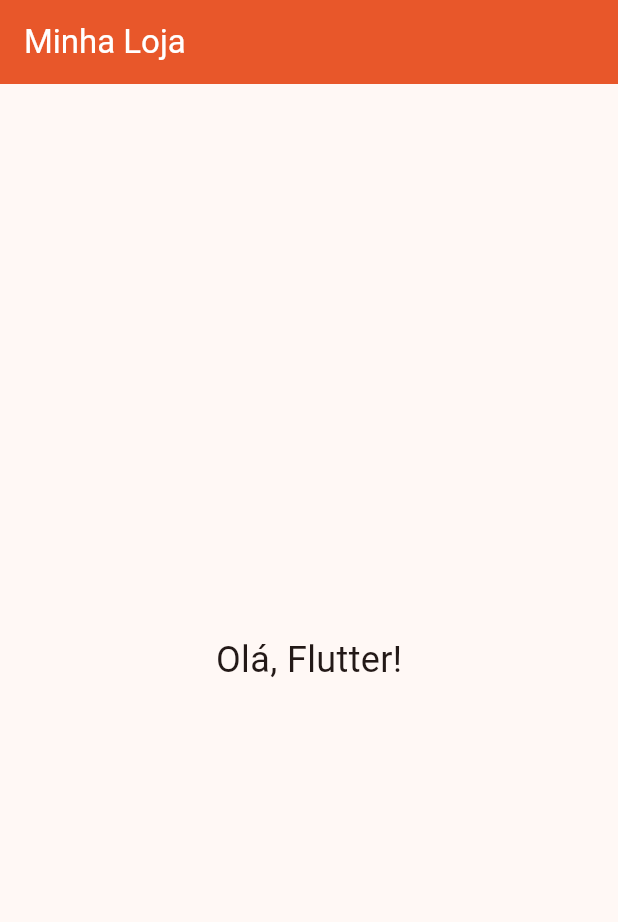
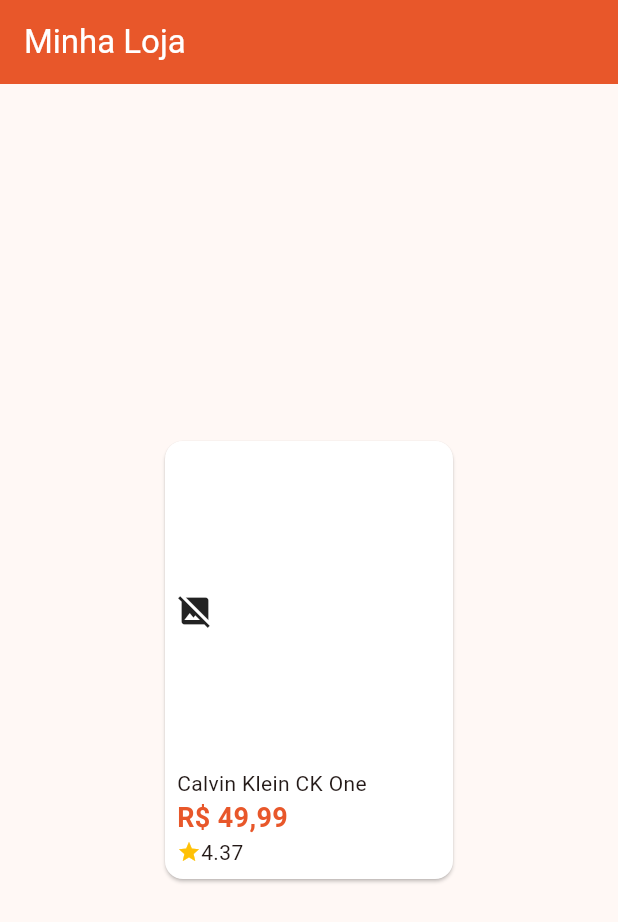
Before and after one commit to AlvaroRumpel/loja_aula_flutter, a Flutter app: the screen it shows after launch, on a phone screen of 412 x 824 dp. Shown: the top 922 px of the screen. Run offline on Flutter 3.47's test engine with Material 3 defaults, Android fonts, the phone set to English and light mode, and no system bars; network calls fail.

Commit message:
etapa 2: classe Product e card
Co-Authored-By: Claude Opus 5.5 <noreply@anthropic.com>

```diff
--- a/lib/main.dart
+++ b/lib/main.dart
@@ -1,4 +1,6 @@
 import 'package:flutter/material.dart';
+
+import 'package:loja/product_list_page.dart';
 
 void main() => runApp(const StoreApp());
 
@@ -21,14 +23,8 @@ class StoreApp extends StatelessWidget {
           foregroundColor: Colors.white,
         ),
       ),
-      home: Scaffold(
-        appBar: AppBar(title: const Text('Minha Loja')),
-        // Dica: com "flutter run", salve o arquivo e aperte "r" (hot reload)
-        // para ver a mudança na hora, sem reiniciar o app.
-        body: const Center(
-          child: Text('Olá, Flutter!', style: TextStyle(fontSize: 24)),
-        ),
-      ),
+      // A primeira tela do app.
+      home: const ProductListPage(),
     );
   }
 }
--- /dev/null
+++ b/lib/product.dart
@@ -0,0 +1,22 @@
+// Preço em reais: 9.99 vira 'R$ 9,99' (duas casas, vírgula no lugar do ponto).
+String formatPrice(double value) =>
+    'R\$ ${value.toStringAsFixed(2).replaceAll('.', ',')}';
+
+// Modelo de dados: descreve um produto com o que as telas precisam.
+class Product {
+  final int id;
+  final String name;
+  final String description;
+  final double price;
+  final double rating; // nota de 0 a 5
+  final String thumbnail; // endereço da foto
+
+  const Product({
+    required this.id,
+    required this.name,
+    required this.description,
+    required this.price,
+    required this.rating,
+    required this.thumbnail,
+  });
+}
--- /dev/null
+++ b/lib/product_list_page.dart
@@ -0,0 +1,86 @@
+import 'package:flutter/material.dart';
+
+import 'package:loja/product.dart';
+
+// Card de um produto: foto, nome, preço e nota.
+class ProductCard extends StatelessWidget {
+  final Product product;
+
+  const ProductCard({super.key, required this.product});
+
+  @override
+  Widget build(BuildContext context) {
+    return Card(
+      color: Colors.white,
+      child: Padding(
+        padding: const EdgeInsets.all(8),
+        // Column coloca os filhos um embaixo do outro.
+        child: Column(
+          crossAxisAlignment: CrossAxisAlignment.start,
+          children: [
+            // Expanded: a foto ocupa o espaço que sobra depois dos textos.
+            Expanded(
+              child: Image.network(
+                product.thumbnail,
+                // Se a foto não carregar, aparece um ícone no lugar.
+                errorBuilder: (context, error, stack) =>
+                    const Icon(Icons.image_not_supported),
+              ),
+            ),
+            Text(
+              product.name,
+              maxLines: 2, // nome comprido não empurra o resto do card
+              overflow: TextOverflow.ellipsis,
+            ),
+            Text(
+              formatPrice(product.price),
+              style: const TextStyle(
+                fontSize: 18,
+                fontWeight: FontWeight.bold,
+                color: Color(0xFFE8572A),
+              ),
+            ),
+            // Row coloca os filhos lado a lado.
+            Row(
+              children: [
+                const Icon(Icons.star, size: 16, color: Colors.amber),
+                Text('${product.rating}'),
+              ],
+            ),
+          ],
+        ),
+      ),
+    );
+  }
+}
+
+// Produto fixo para testar o card antes de buscar na internet.
+const sampleProduct = Product(
+  id: 6,
+  name: 'Calvin Klein CK One',
+  description: 'CK One by Calvin Klein is a classic unisex fragrance.',
+  price: 49.99,
+  rating: 4.37,
+  thumbnail:
+      'https://cdn.dummyjson.com/product-images/fragrances/calvin-klein-ck-one/thumbnail.webp',
+);
+
+// Tela da vitrine. Por enquanto mostra um produto fixo.
+class ProductListPage extends StatelessWidget {
+  const ProductListPage({super.key});
+
+  @override
+  Widget build(BuildContext context) {
+    return Scaffold(
+      appBar: AppBar(title: const Text('Minha Loja')),
+      body: const Center(
+        // SizedBox: o card ganha o tamanho de um item da vitrine.
+        child: SizedBox(
+          width: 200,
+          height: 300,
+          child: ProductCard(product: sampleProduct),
+        ),
+      ),
+    );
+  }
+}
```
Also changed, not shown: 2 other files.
